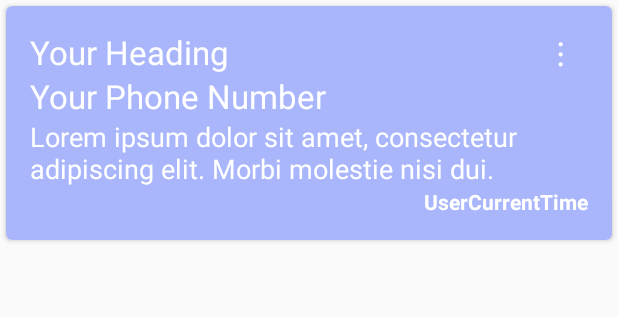
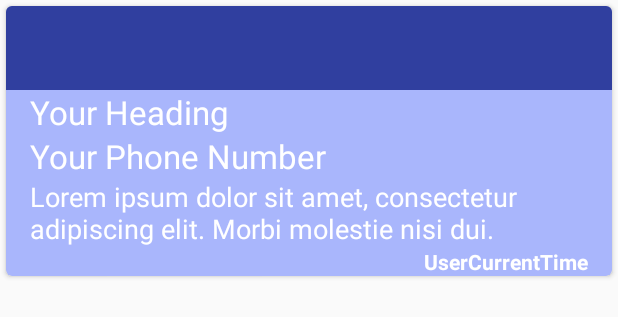
Before and after one commit to sandeg25x5/CallMemo2, an Android app: the layout user_record_items.xml on its own in the app's theme, with its tools: preview values and no code run, on a phone screen of 412 x 824 dp. Shown: the top 317 px of the screen. Run offline under Robolectric (Android 15) with nearby library versions, the phone set to English and light mode, and no system bars.

Commit message:
4th commit

```diff
--- a/app/src/main/java/com/example/sandeeplamsal123/testapplication2/MainActivity.java
+++ b/app/src/main/java/com/example/sandeeplamsal123/testapplication2/MainActivity.java
@@ -213,5 +213,4 @@ public class MainActivity extends AppCompatActivity {
             return null;
         }
     }
-    //hello
 }
--- a/app/src/main/res/layout/user_record_items.xml
+++ b/app/src/main/res/layout/user_record_items.xml
@@ -14,15 +14,26 @@
         app:cardBackgroundColor="#FFA9B6FC"
         app:cardCornerRadius="4dp">
 
+
         <RelativeLayout
             android:layout_width="match_parent"
-            android:layout_height="wrap_content"
-            android:padding="@dimen/activity_horizontal_margin">
+            android:layout_height="wrap_content">
+
+            <android.support.v7.widget.Toolbar
+                android:id="@+id/card_toolbar"
+                android:layout_width="match_parent"
+                android:layout_height="?android:actionBarSize"
+                android:background="@color/colorPrimaryDark"
+                app:titleMarginBottom="2dp"
+                app:titleTextColor="#ffffff" />
 
             <TextView
                 android:id="@+id/user_name_txt"
                 android:layout_width="match_parent"
                 android:layout_height="wrap_content"
+                android:layout_below="@+id/card_toolbar"
+                android:paddingEnd="@dimen/activity_horizontal_margin"
+                android:paddingStart="@dimen/activity_horizontal_margin"
                 android:text="Your Heading"
                 android:textAppearance="?android:textAppearanceLarge"
                 android:textColor="#ffffff" />
@@ -32,6 +43,8 @@
                 android:layout_width="match_parent"
                 android:layout_height="wrap_content"
                 android:layout_below="@+id/user_name_txt"
+                android:paddingEnd="@dimen/activity_horizontal_margin"
+                android:paddingStart="@dimen/activity_horizontal_margin"
                 android:text="Your Phone Number"
                 android:textAppearance="?android:textAppearanceLarge"
                 android:textColor="#ffffff" />
@@ -41,23 +54,25 @@
                 android:layout_width="match_parent"
                 android:layout_height="wrap_content"
                 android:layout_below="@+id/user_phone_number_txt"
+                android:paddingEnd="@dimen/activity_horizontal_margin"
+                android:paddingStart="@dimen/activity_horizontal_margin"
                 android:text="Lorem ipsum dolor sit amet, consectetur adipiscing elit. Morbi molestie nisi dui. "
                 android:textAppearance="?android:textAppearanceMedium"
                 android:textColor="#ffffff" />
 
-            <TextView
-                android:id="@+id/user_option_view"
-                android:layout_width="wrap_content"
-                android:layout_height="wrap_content"
-                android:layout_alignParentEnd="true"
-                android:layout_alignParentRight="true"
-                android:layout_alignParentTop="true"
-                android:paddingEnd="@dimen/activity_horizontal_margin"
-                android:paddingLeft="@dimen/activity_horizontal_margin"
-                android:paddingStart="@dimen/activity_horizontal_margin"
-                android:text="&#8942;"
-                android:textAppearance="?android:textAppearanceLarge"
-                android:textColor="#ffffff" />
+            <!--<TextView-->
+                <!--android:id="@+id/user_option_view"-->
+                <!--android:layout_width="wrap_content"-->
+                <!--android:layout_height="wrap_content"-->
+                <!--android:layout_alignParentEnd="true"-->
+                <!--android:layout_alignParentRight="true"-->
+                <!--android:layout_alignParentTop="true"-->
+                <!--android:paddingEnd="@dimen/activity_horizontal_margin"-->
+                <!--android:paddingLeft="@dimen/activity_horizontal_margin"-->
+                <!--android:paddingStart="@dimen/activity_horizontal_margin"-->
+                <!--android:text="&#8942;"-->
+                <!--android:textAppearance="?android:textAppearanceLarge"-->
+                <!--android:textColor="#ffffff" />-->
 
             <TextView
                 android:id="@+id/user_current_time_txt"
@@ -67,6 +82,8 @@
                 android:layout_alignParentRight="true"
                 android:layout_below="@+id/user_memo_txt"
                 android:fontFamily="sans-serif"
+                android:paddingEnd="@dimen/activity_horizontal_margin"
+                android:paddingStart="@dimen/activity_horizontal_margin"
                 android:textColor="#ffffff"
                 android:textStyle="bold"
                 tools:text="UserCurrentTime" />
--- a/app/src/main/res/values/colors.xml
+++ b/app/src/main/res/values/colors.xml
@@ -3,4 +3,5 @@
     <color name="colorPrimary">#3F51B5</color>
     <color name="colorPrimaryDark">#303F9F</color>
     <color name="colorAccent">#FF4081</color>
+    <color name="textColorSecondary">#FFFFFF</color>
 </resources>
--- a/app/src/main/res/values/styles.xml
+++ b/app/src/main/res/values/styles.xml
@@ -6,6 +6,14 @@
         <item name="colorPrimary">@color/colorPrimary</item>
         <item name="colorPrimaryDark">@color/colorPrimaryDark</item>
         <item name="colorAccent">@color/colorAccent</item>
+        <item name="android:textColorSecondary">@color/textColorSecondary</item>
+    </style>
+
+    <style name="MyTheme" parent="Theme.AppCompat.Light.NoActionBar">ma
+        <!-- Customize your theme here. -->
+        <item name="colorPrimary">@color/colorPrimary</item>
+        <item name="colorPrimaryDark">@color/colorPrimaryDark</item>
+        <item name="colorAccent">@color/colorAccent</item>
     </style>
 
 </resources>
```
Also changed, not shown: app/src/main/java/com/example/sandeeplamsal123/testapplication2/adapters/UserListRecyclerAdapter.java (+32 -2 lines), app/src/main/res/menu/user_option_menu.xml (added, +9 -0 lines).
